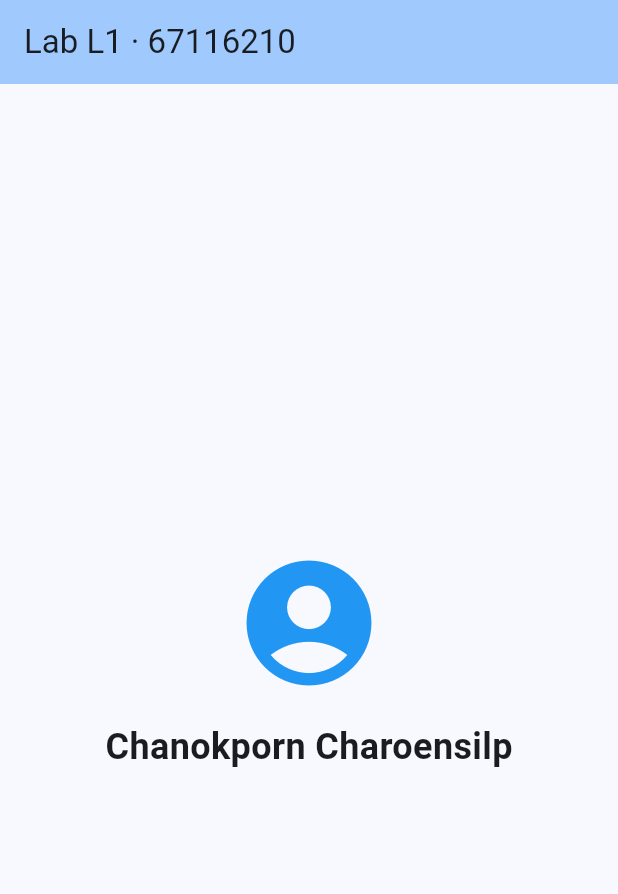
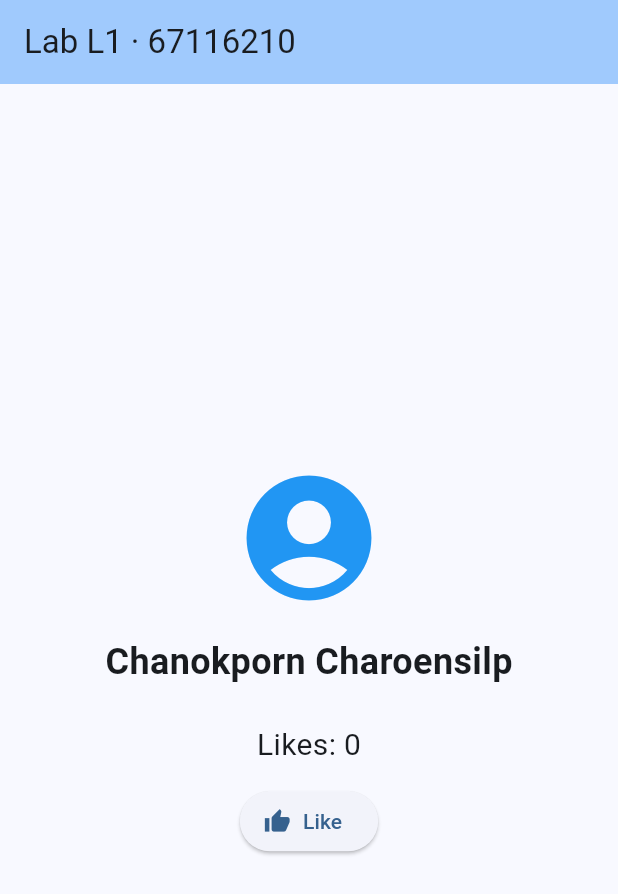
Before and after one commit to chanokporn0953inbluesky-tech/lab01_profile_67116210, a Flutter app: the screen it shows after launch, on a phone screen of 412 x 824 dp. Shown: the top 894 px of the screen. Run offline on Flutter 3.47's test engine with Material 3 defaults, Android fonts, the phone set to English and light mode, and no system bars.

Commit message:
feat: convert to StatefulWidget and add Like counter

```diff
--- a/lib/main.dart
+++ b/lib/main.dart
@@ -21,8 +21,21 @@ class MyApp extends StatelessWidget {
   }
 }
 
-class HomePage extends StatelessWidget {
+class HomePage extends StatefulWidget {
   const HomePage({super.key});
+
+  @override
+  State<HomePage> createState() => _HomePageState();
+}
+
+class _HomePageState extends State<HomePage> {
+  int _likes = 0;
+
+  void _incrementLike() {
+    setState(() {
+      _likes++;
+    });
+  }
 
   @override
   Widget build(BuildContext context) {
@@ -31,15 +44,26 @@ class HomePage extends StatelessWidget {
         title: const Text('Lab L1 · 67116210'),
         backgroundColor: Theme.of(context).colorScheme.inversePrimary,
       ),
-      body: const Center(
+      body: Center(
         child: Column(
           mainAxisAlignment: MainAxisAlignment.center,
           children: [
-            Icon(Icons.account_circle, size: 100, color: Colors.blue),
-            SizedBox(height: 16),
-            Text(
+            const Icon(Icons.account_circle, size: 100, color: Colors.blue),
+            const SizedBox(height: 16),
+            const Text(
               'Chanokporn Charoensilp',
               style: TextStyle(fontSize: 24, fontWeight: FontWeight.bold),
+            ),
+            const SizedBox(height: 24),
+            Text(
+              'Likes: $_likes',
+              style: const TextStyle(fontSize: 20),
+            ),
+            const SizedBox(height: 12),
+            ElevatedButton.icon(
+              onPressed: _incrementLike,
+              icon: const Icon(Icons.thumb_up),
+              label: const Text('Like'),
             ),
           ],
         ),
```
